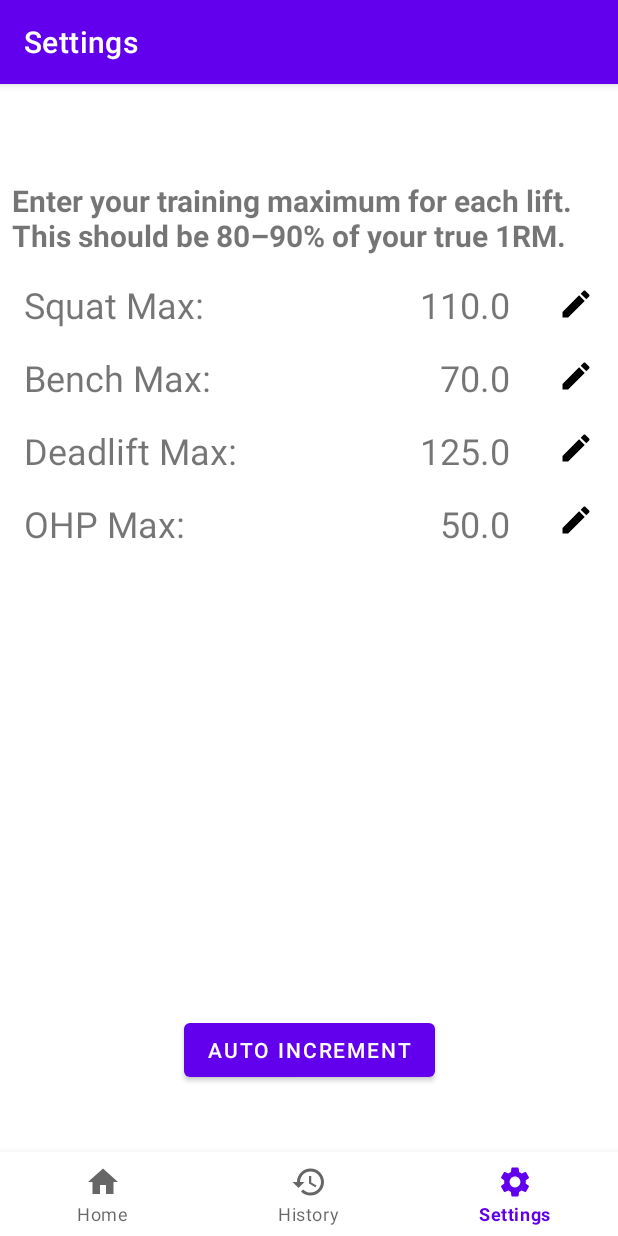
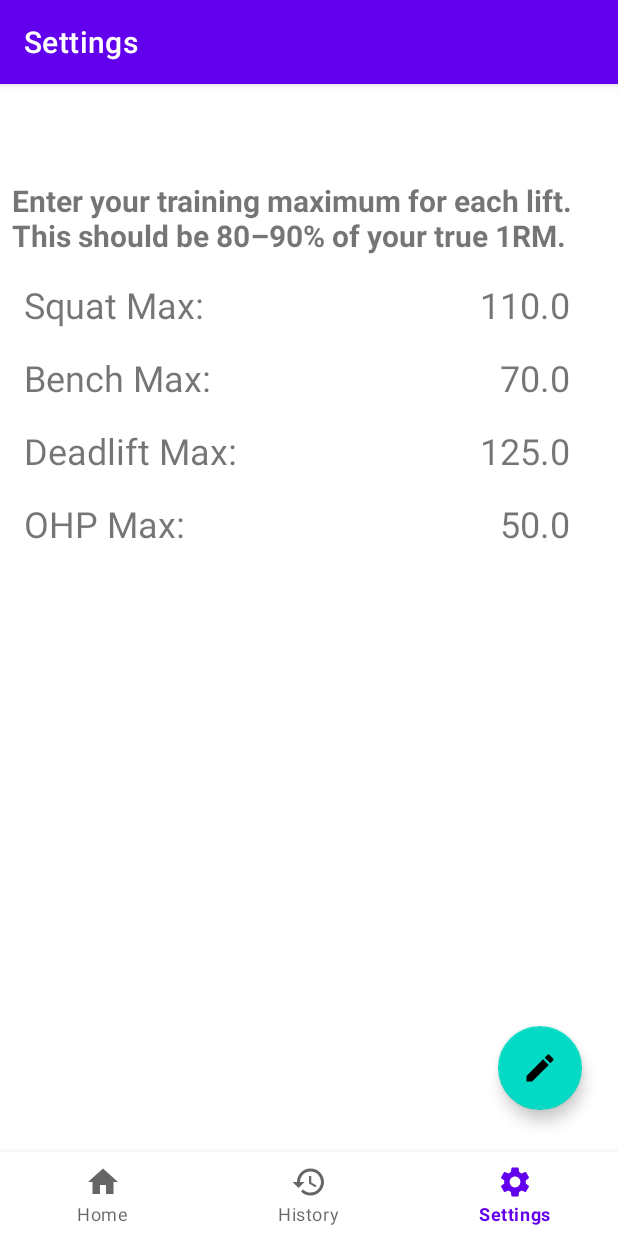
Before and after one commit to tanzian97/gym-app, an Android app: the SettingsFragment screen opened through its navigation route, on a phone screen of 412 x 824 dp. Run offline under Robolectric (Android 15) with nearby library versions, the phone set to English and light mode, and no system bars; our stand-ins replace navigation-ui.

Commit message:
Add FAB on settings fragment

```diff
--- a/app/src/main/res/layout/fragment_settings.xml
+++ b/app/src/main/res/layout/fragment_settings.xml
@@ -5,6 +5,19 @@
     android:layout_width="match_parent"
     android:layout_height="match_parent"
     tools:context=".ui.settings.SettingsFragment">
+
+    <TextView
+        android:id="@+id/training_max_description"
+        android:layout_width="wrap_content"
+        android:layout_height="wrap_content"
+        android:layout_marginStart="16dp"
+        android:layout_marginTop="8dp"
+        android:text="@string/training_max_description"
+        android:textSize="20sp"
+        android:textStyle="bold"
+        app:layout_constraintEnd_toEndOf="parent"
+        app:layout_constraintStart_toStartOf="parent"
+        app:layout_constraintTop_toTopOf="parent" />
 
     <TextView
         android:id="@+id/squat_max_text"
@@ -25,7 +38,7 @@
         android:layout_marginEnd="32dp"
         android:text="110.0"
         android:textSize="24sp"
-        app:layout_constraintEnd_toStartOf="@+id/squat_max_edit"
+        app:layout_constraintEnd_toEndOf="parent"
         app:layout_constraintTop_toBottomOf="@+id/training_max_description" />
 
     <TextView
@@ -48,7 +61,6 @@
         android:text="70.0"
         android:textSize="24sp"
         app:layout_constraintEnd_toEndOf="parent"
-        app:layout_constraintEnd_toStartOf="@+id/bench_max_edit"
         app:layout_constraintTop_toBottomOf="@+id/squat_max_value" />
 
     <TextView
@@ -70,7 +82,7 @@
         android:layout_marginEnd="32dp"
         android:text="125.0"
         android:textSize="24sp"
-        app:layout_constraintEnd_toStartOf="@+id/deadlift_max_edit"
+        app:layout_constraintEnd_toEndOf="parent"
         app:layout_constraintTop_toBottomOf="@+id/bench_max_value" />
 
     <TextView
@@ -92,70 +104,20 @@
         android:layout_marginEnd="32dp"
         android:text="50.0"
         android:textSize="24sp"
-        app:layout_constraintEnd_toStartOf="@+id/ohp_max_edit"
+        app:layout_constraintEnd_toEndOf="parent"
         app:layout_constraintTop_toBottomOf="@+id/deadlift_max_value" />
 
-    <Button
-        android:id="@+id/auto_increment_button"
+    <com.google.android.material.floatingactionbutton.FloatingActionButton
+        android:id="@+id/fab"
         android:layout_width="wrap_content"
         android:layout_height="wrap_content"
-        android:layout_marginBottom="100dp"
-        android:text="Auto Increment"
+        android:layout_gravity="end|bottom"
+        android:layout_marginEnd="24dp"
+        android:layout_marginBottom="84dp"
+        android:contentDescription="@string/edit_floating_action_button"
+        android:src="@drawable/baseline_edit_24"
+        app:elevation="6dp"
         app:layout_constraintBottom_toBottomOf="parent"
-        app:layout_constraintEnd_toEndOf="parent"
-        app:layout_constraintStart_toStartOf="parent" />
-
-    <TextView
-        android:id="@+id/training_max_description"
-        android:layout_width="wrap_content"
-        android:layout_height="wrap_content"
-        android:layout_marginStart="16dp"
-        android:layout_marginTop="8dp"
-        android:text="@string/training_max_description"
-        android:textSize="20sp"
-        android:textStyle="bold"
-        app:layout_constraintEnd_toEndOf="parent"
-        app:layout_constraintStart_toStartOf="parent"
-        app:layout_constraintTop_toTopOf="parent" />
-
-    <ImageView
-        android:id="@+id/squat_max_edit"
-        android:layout_width="wrap_content"
-        android:layout_height="wrap_content"
-        android:layout_marginTop="20dp"
-        android:layout_marginEnd="16dp"
-        android:src="@drawable/baseline_edit_24"
-        app:layout_constraintEnd_toEndOf="parent"
-        app:layout_constraintTop_toBottomOf="@+id/training_max_description" />
-
-    <ImageView
-        android:id="@+id/bench_max_edit"
-        android:layout_width="wrap_content"
-        android:layout_height="wrap_content"
-        android:layout_marginTop="24dp"
-        android:layout_marginEnd="16dp"
-        android:src="@drawable/baseline_edit_24"
-        app:layout_constraintEnd_toEndOf="parent"
-        app:layout_constraintTop_toBottomOf="@+id/squat_max_edit" />
-
-    <ImageView
-        android:id="@+id/deadlift_max_edit"
-        android:layout_width="wrap_content"
-        android:layout_height="wrap_content"
-        android:layout_marginTop="24dp"
-        android:layout_marginEnd="16dp"
-        android:src="@drawable/baseline_edit_24"
-        app:layout_constraintEnd_toEndOf="parent"
-        app:layout_constraintTop_toBottomOf="@+id/bench_max_edit" />
-
-    <ImageView
-        android:id="@+id/ohp_max_edit"
-        android:layout_width="wrap_content"
-        android:layout_height="wrap_content"
-        android:layout_marginTop="24dp"
-        android:layout_marginEnd="16dp"
-        android:src="@drawable/baseline_edit_24"
-        app:layout_constraintEnd_toEndOf="parent"
-        app:layout_constraintTop_toBottomOf="@+id/deadlift_max_edit" />
+        app:layout_constraintEnd_toEndOf="parent" />
 
 </androidx.constraintlayout.widget.ConstraintLayout>
--- a/app/src/main/res/values/strings.xml
+++ b/app/src/main/res/values/strings.xml
@@ -5,4 +5,5 @@
     <string name="title_settings">Settings</string>
     <string name="current_week_1">You are currently on Week 1.</string>
     <string name="training_max_description">Enter your training maximum for each lift. This should be 80–90% of your true 1RM.</string>
+    <string name="edit_floating_action_button">Edit floating action button</string>
 </resources>
```
